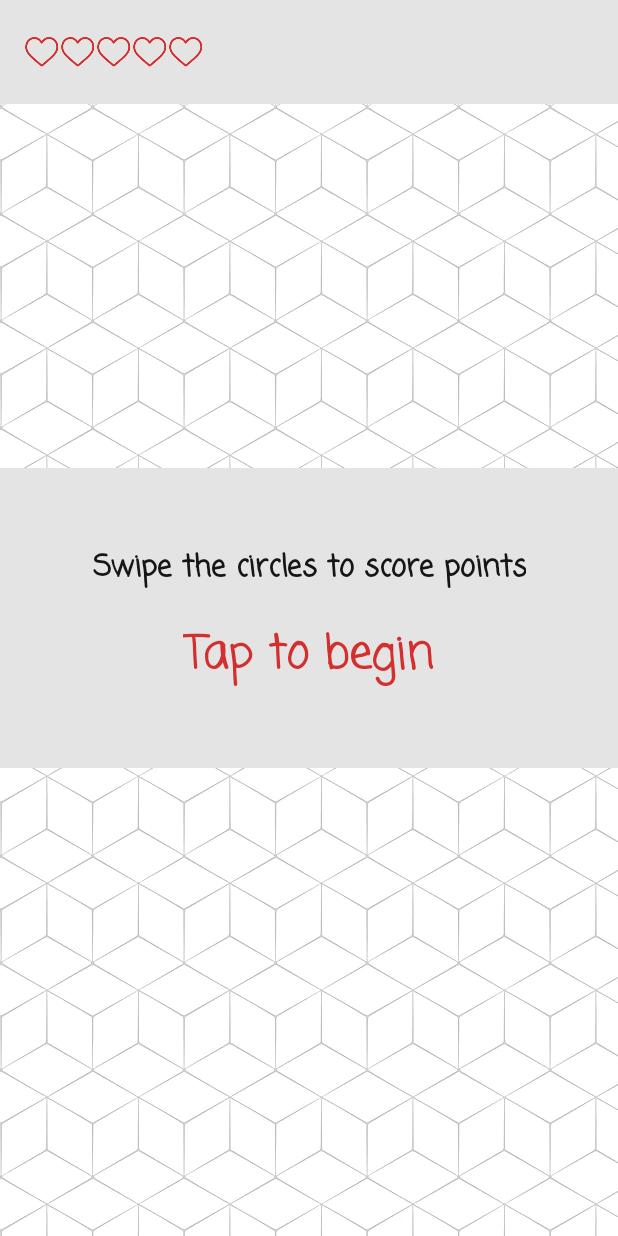
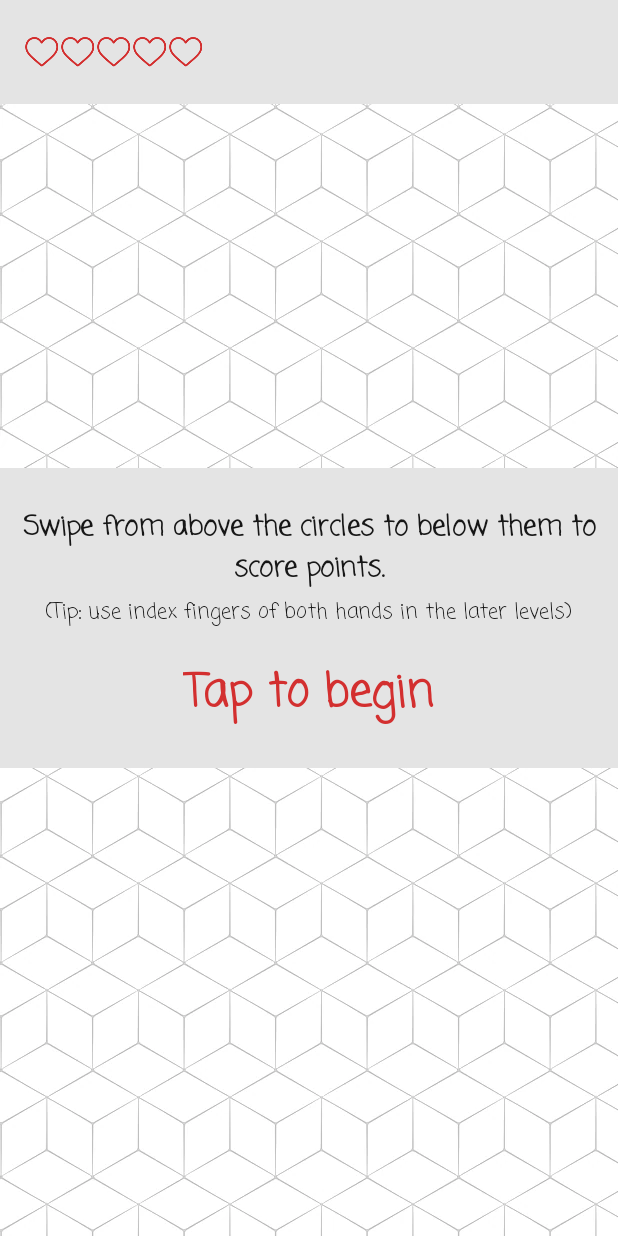
Before and after one commit to out386/shape-slice-game, an Android app: the screen it shows after launch (GameActivity), on a phone screen of 412 x 824 dp. Run offline under Robolectric (Android 15) with nearby library versions, the phone set to English and light mode, and no system bars.

Commit message:
Make instructions clearer

```diff
--- a/app/src/main/res/layout/main.xml
+++ b/app/src/main/res/layout/main.xml
@@ -56,6 +56,7 @@
         android:layout_centerVertical="true"
         android:orientation="vertical"
         android:gravity="center"
+        android:padding="8dp"
         android:background="@color/topBg">
 
         <TextView
@@ -65,8 +66,18 @@
             android:textColor="@color/scoreText"
             android:textStyle="bold"
             android:fontFamily="casual"
-            android:textSize="20sp"
+            android:textSize="18sp"
             android:text="@string/rules" />
+
+        <TextView
+            android:layout_width="wrap_content"
+            android:layout_height="wrap_content"
+            android:gravity="center_horizontal"
+            android:textColor="@color/scoreText"
+            android:fontFamily="casual"
+            android:layout_marginTop="4dp"
+            android:textSize="14sp"
+            android:text="@string/tip" />
 
         <TextView
             android:layout_width="wrap_content"
--- a/app/src/main/res/values/strings.xml
+++ b/app/src/main/res/values/strings.xml
@@ -1,5 +1,6 @@
 <?xml version="1.0" encoding="utf-8"?>
 <resources>
-    <string name="rules">Swipe the circles to score points</string>
+    <string name="rules">Swipe from above the circles to below them to score points.</string>
+    <string name="tip">(Tip: use index fingers of both hands in the later levels)</string>
     <string name="begin">Tap to begin</string>
 </resources>
```
